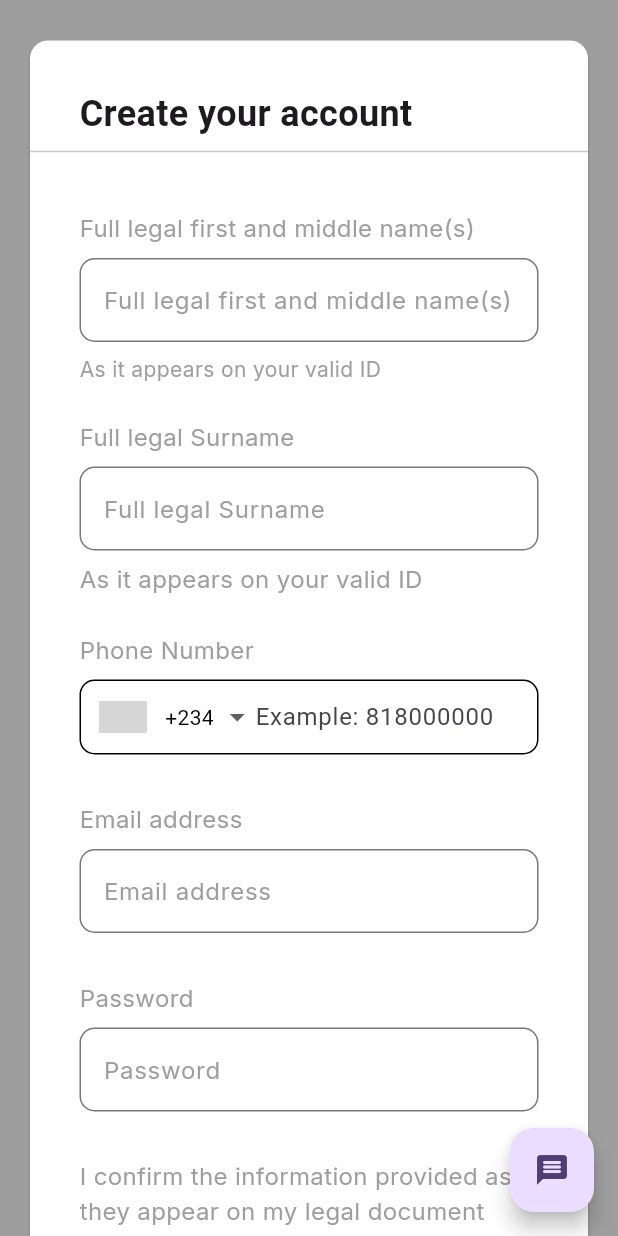
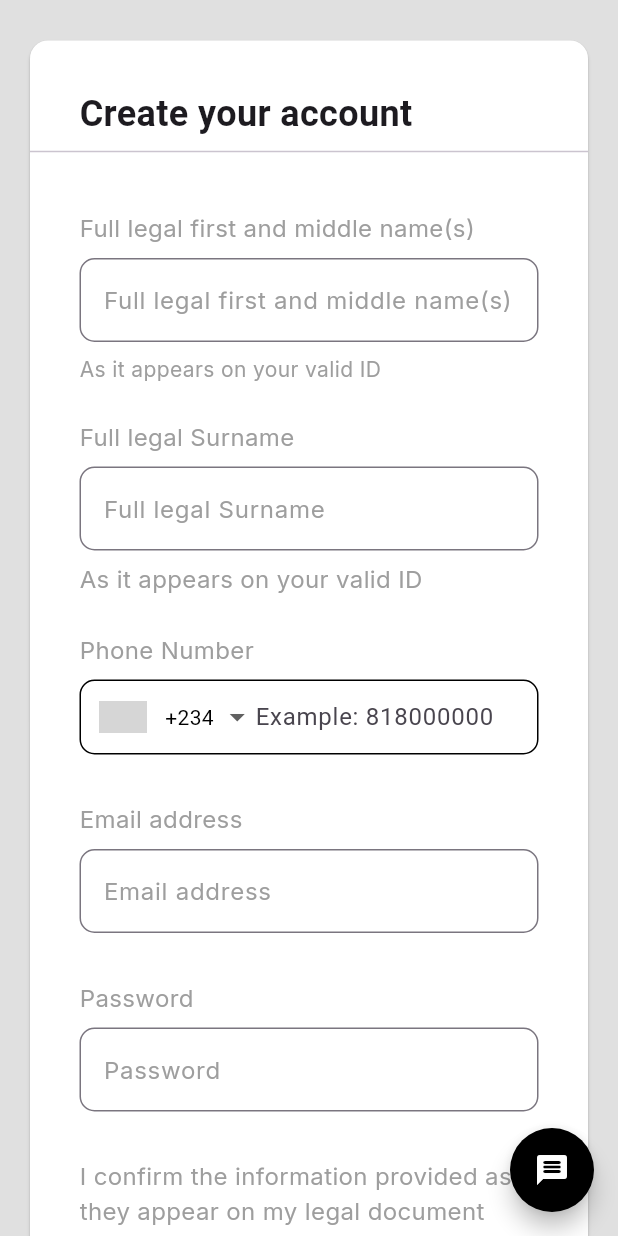
Before and after one commit to QuadlcorE/Flutter-forms, a Flutter app: the screen it shows after launch, on a phone screen of 412 x 824 dp. Run offline on Flutter 3.47's test engine with Material 2 defaults, Android fonts, the phone set to English and light mode, and no system bars; drawn by our look-alikes of intl_phone_number_input; our stand-ins replace google_fonts; grey boxes are pictures that could not be loaded.

Commit message:
Edited Errors with padding

```diff
--- a/flutter_forms/lib/form_layout.dart
+++ b/flutter_forms/lib/form_layout.dart
@@ -206,6 +206,7 @@ class _FormLayoutState extends State<FormLayout> {
                   margin: const EdgeInsets.only(top: 8, bottom: 8),
                   child: TextFormField(
                     controller: _emailAddress,
+                    keyboardType: TextInputType.emailAddress,
                     validator: (value) {
                       String pattern = r"\w+@\w+\..";
                       RegExp expression = RegExp(pattern);
@@ -284,13 +285,16 @@ class _FormLayoutState extends State<FormLayout> {
           ),
 
           // Text
-          Text(
+          Container(
+            margin: const EdgeInsets.only(bottom: 24),
+            child: Text(
               'I confirm the information provided as they appear on my legal document',
               style: GoogleFonts.inter(
                 textStyle: const TextStyle(
                   fontSize: 16,
                   fontWeight: FontWeight.w400,
                   color: Colors.grey,
+                ),
               ),
             ),
           ),
@@ -301,7 +305,8 @@ class _FormLayoutState extends State<FormLayout> {
               shape: RoundedRectangleBorder(
                   borderRadius: BorderRadius.circular(10)),
               elevation: 0,
-              backgroundColor: const Color.fromARGB(1, 220, 220, 220),
+              minimumSize: const Size.fromHeight(50),
+              backgroundColor: Colors.grey[300],
               foregroundColor: Colors.white,
             ),
             onPressed: () {
@@ -311,7 +316,7 @@ class _FormLayoutState extends State<FormLayout> {
               }
             },
             child: Text(
-              'Password',
+              'Create your account',
               style: GoogleFonts.inter(
                 textStyle: const TextStyle(
                   fontSize: 16,
--- a/flutter_forms/lib/intro_page.dart
+++ b/flutter_forms/lib/intro_page.dart
@@ -12,7 +12,7 @@ class _IntroPageState extends State<IntroPage> {
   @override
   Widget build(BuildContext context) {
     return Scaffold(
-      backgroundColor: Colors.grey,
+      backgroundColor: Colors.grey[300],
       body: const SafeArea(
         child: SingleChildScrollView(
           child: Center(
@@ -69,7 +69,10 @@ class _IntroPageState extends State<IntroPage> {
         ),
       ),
       floatingActionButton: FloatingActionButton(
+        backgroundColor: Colors.black,
+        foregroundColor: Colors.white,
         onPressed: () {},
+        shape: const CircleBorder(),
         child: const Icon(Icons.message_rounded),
       ),
     );
```
Lines whose indentation alone changed are shown as unchanged.
